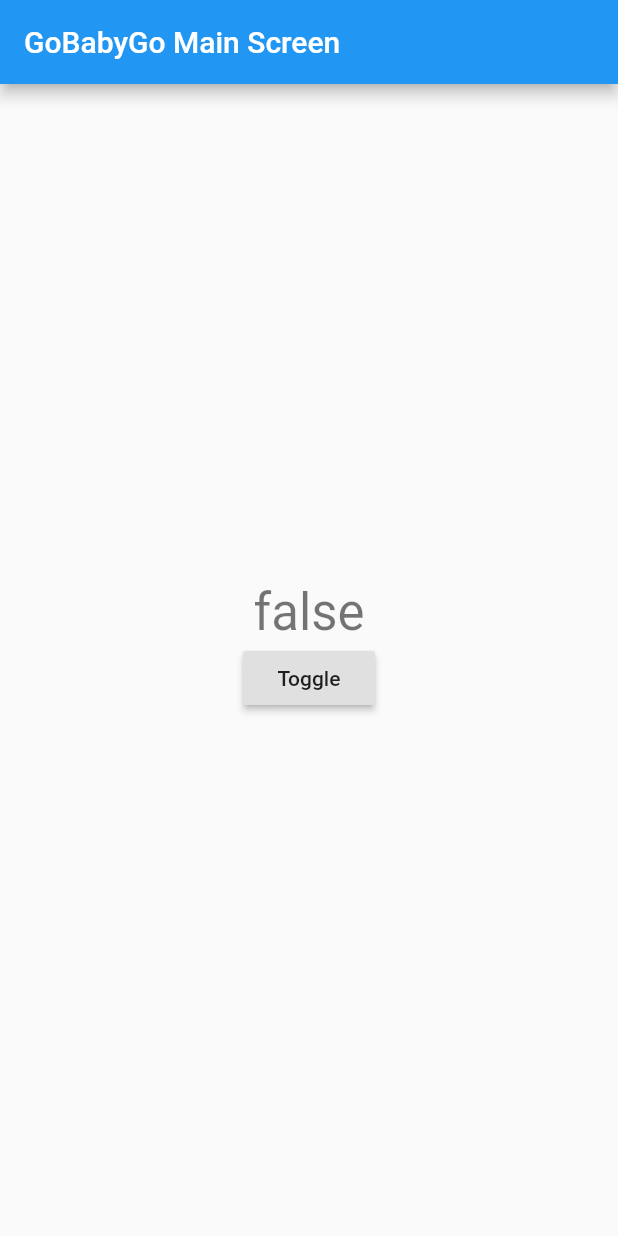
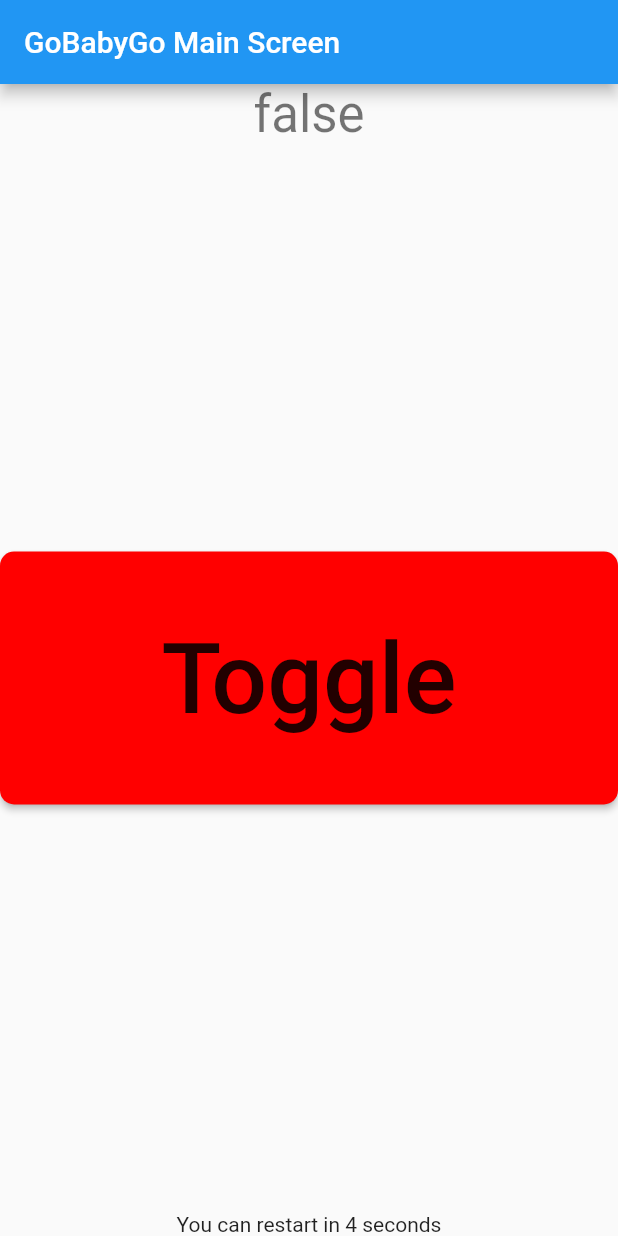
Before and after one commit to esutko/gbg_controller, a Flutter app: the screen it shows after launch, after a tap on "Toggle", on a phone screen of 412 x 824 dp. Run offline on Flutter 3.47's test engine with Material 2 defaults, Android fonts, the phone set to English and light mode, and no system bars.

Commit message:
Created countdown timer for restarting the car

```diff
--- a/lib/main.dart
+++ b/lib/main.dart
@@ -2,20 +2,17 @@ import 'package:flutter/material.dart';
 import 'dart:async';
 import 'dart:io';
 
-void main()
-{
+void main() {
   runApp(new GoApp(title: 'GoBabyGo'));
 }
 
-class GoApp extends StatelessWidget
-{
+class GoApp extends StatelessWidget {
   GoApp({this.title});
 
   final String title;
 
   @override
-  Widget build(BuildContext context)
-  {
+  Widget build(BuildContext context) {
     return new MaterialApp(
       title: "GoBabyGo",
       home: new MainScreen(title: 'GoBabyGo Main Screen'),
@@ -23,8 +20,7 @@ class GoApp extends StatelessWidget
   }
 }
 
-class MainScreen extends StatefulWidget
-{
+class MainScreen extends StatefulWidget {
   MainScreen({Key key, this.title}) : super(key: key);
 
   final String title;
@@ -33,69 +29,75 @@ class MainScreen extends StatefulWidget
   _MainScreenState createState() => new _MainScreenState();
 }
 
-class _MainScreenState extends State<MainScreen>
-{
+class _MainScreenState extends State<MainScreen> {
+  Timer timer;
   bool _running = true;
   String _countdownText = "";
   int _countdown = 0;
 
-  void _toggleRun()
-  {
+  void _toggleRun() {
     /*If the car is running, turn it off and start the timers for turning it
       back on */
-    if(_running)
-    {
+    if(_running) {
       setState(() {
         _running = false;
-        print('Set running completed');
+        _countdown = 5;
+        _updateCountdownText();
       });
-      sleep(const Duration(seconds:3));
-      print('Done sleeping');
-      /*for(_countdown = 5; _countdown > 0; _countdown--)
-      {
-        sleep(const Duration(seconds: 1));
-        setState(() {
-          _updateCountdownText(_countdown);
-        });
-      }*/
+      _startTimer();
     }
     // Turn the car back on if the delay countdown is not running
-    else if(_countdown==0)
-    {
+    else if(_countdown==0) {
       setState(() {
         _running = true;
       });
     }
   }
 
+  void _startTimer() {
+    timer = new Timer(const Duration(seconds:1), _timerFinish);
+  }
+
+  void _timerFinish() {
+    _countdown--;
+    if(_countdown > 0) {
+      _startTimer();
+    }
+    setState(() {
+      _updateCountdownText();
+    });
+  }
+
   /*Set the text that displays how many seconds left in the countdown.
     If the countdown isn't going, hide the text.
   */
-  void _updateCountdownText(int seconds)
-  {
-    if(seconds == 0)
-    {
+  void _updateCountdownText() {
+    if(_countdown == 0) {
       _countdownText = "";
-    }
-    else
-    {
-      _countdownText = "You can restart in " + '$seconds' + " seconds";
+    } else {
+      _countdownText = "You can restart in " + '$_countdown' + " seconds";
     }
   }
 
   @override
-  Widget build(BuildContext context)
-  {
+  Widget build(BuildContext context) {
     return new Scaffold(
         appBar: new AppBar(title: new Text(widget.title),),
         body: new Center(
           child: new Column(
-            mainAxisAlignment: MainAxisAlignment.center,
+            mainAxisAlignment: MainAxisAlignment.start,
             children: <Widget> [
               new Text('$_running',
               style: Theme.of(context).textTheme.display1),
-              new RaisedButton(onPressed: _toggleRun,
-              child: new Text('Toggle')),
+              new Expanded(
+                child: new FittedBox(
+                  fit:BoxFit.fitWidth,
+                  child: new RaisedButton(onPressed: _toggleRun,
+                    child: new Text('Toggle'),
+                    color: const Color.fromARGB(255, 255, 0, 0)
+                  ),
+                ),
+              ),
               new Text('$_countdownText',
               style: new TextStyle(
                 fontSize: 14.0)),
@@ -105,3 +107,12 @@ class _MainScreenState extends State<MainScreen>
     );
   }
 }
+
+class KillButton extends StatefulWidget {
+  @override
+  _KillButtonState createState() => new _KillButtonState();
+}
+
+class _KillButtonState extends State<KillButton> {
+
+}
```
